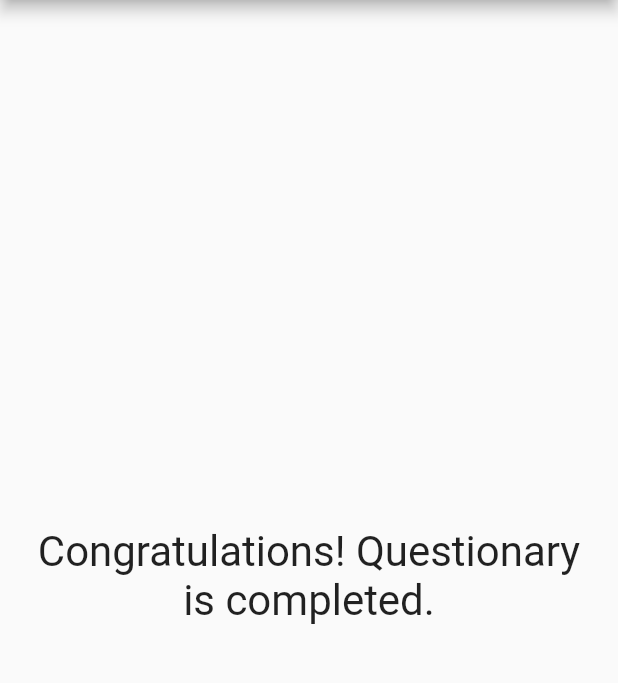
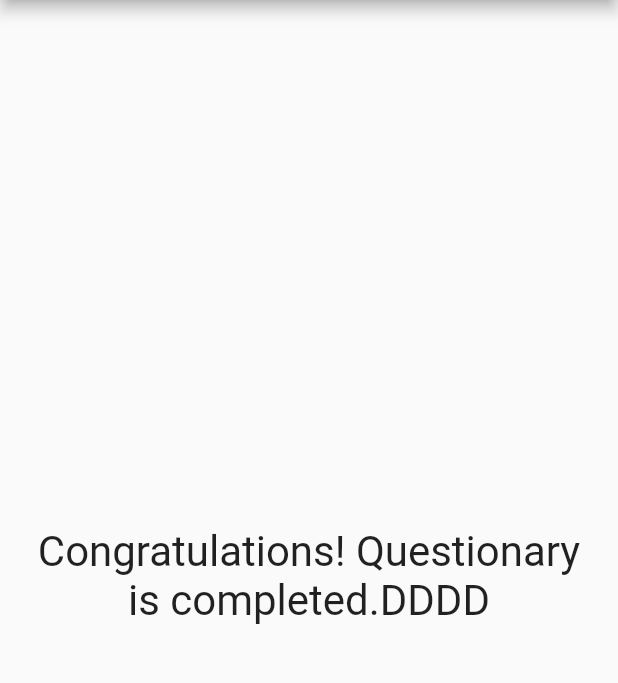
Before and after one commit to Carlxiso/Project-Questions, a Flutter app: the screen it shows after launch, after a tap on "Blue", after a tap on "Cat", after a tap on "Bayern", on a phone screen of 412 x 824 dp, the part 84-767 px from its top. Run offline on Flutter 3.47's test engine with Material 2 defaults, Android fonts, the phone set to English and light mode, and no system bars.

Commit message:
Integration of the score with the Message Component

```diff
--- a/lib/main.dart
+++ b/lib/main.dart
@@ -88,7 +88,7 @@ class _QuestionAppState extends State<QuestionApp> {
                 answer: _answer,
               )
             //Showing the result
-            : Message(''),
+            : Message('', _totalScore),
       ),
     );
   }
--- a/lib/message.dart
+++ b/lib/message.dart
@@ -4,8 +4,21 @@ class Message extends StatelessWidget {
   // const Message({ Key? key }) : super(key: key);
 
   final String text;
+  final int score;
 
-  Message(this.text);
+  Message(this.text, this.score);
+
+  String get result {
+    if (score < 8) {
+      return 'Congratulations! Questionary is completed.AAAA';
+    } else if (score < 12) {
+      return 'Congratulations! Questionary is completed.BBBB';
+    } else if (score < 16) {
+      return 'Congratulations! Questionary is completed.CCCC';
+    } else {
+      return 'Congratulations! Questionary is completed.DDDD';
+    }
+  }
 
   @override
   Widget build(BuildContext context) {
@@ -14,7 +27,7 @@ class Message extends StatelessWidget {
       margin: EdgeInsets.all(20),
       child: Center(
         child: Text(
-          'Congratulations! Questionary is completed.',
+          result,
           style: TextStyle(
             fontSize: 28,
           ),
```
